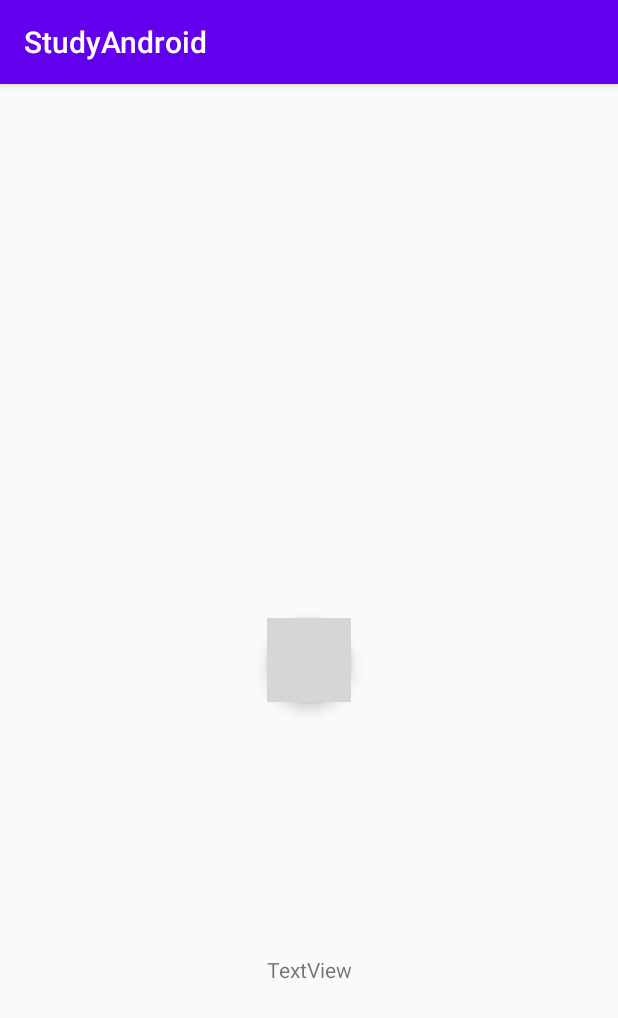
After one commit to Dokyeongyun/AndroidStudio, an Android app: the UITest_MainActivity screen opened directly, with no data from a screen before it, on a phone screen of 412 x 824 dp. The commit adds this screen. Shown: the top 1018 px of the screen. Run offline under Robolectric (Android 15) with nearby library versions, the phone set to English and light mode, and no system bars; grey boxes are pictures that could not be loaded.

Commit message:
[ UI Test ] Espresso를 이용한 Software UI Test 수행방법

```diff
--- a/app/src/main/AndroidManifest.xml
+++ b/app/src/main/AndroidManifest.xml
@@ -14,7 +14,8 @@
         android:roundIcon="@mipmap/ic_launcher_round"
         android:supportsRtl="true"
         android:theme="@style/AppTheme">
-        <activity android:name=".No10_UnitTest.BmiCalculator.BmiCalculator_MainActivity"></activity>
+        <activity android:name=".No11_UITest.UITest_MainActivity"></activity>
+        <activity android:name=".No10_UnitTest.BmiCalculator.BmiCalculator_MainActivity" />
         <activity android:name=".No10_UnitTest.LocalUnitTest.LocalUnitTest_MainActivity" />
         <activity android:name=".No9_Gradle.Gradle_MainActivity" />
         <activity android:name=".no8_mvp_mvvm.DataBinding_MainActivity" />
--- /dev/null
+++ b/app/src/main/java/com/example/studyandroid/No11_UITest/UITest_MainActivity.java
@@ -0,0 +1,65 @@
+package com.example.studyandroid.No11_UITest;
+
+import androidx.appcompat.app.AppCompatActivity;
+
+import android.os.Bundle;
+import android.view.View;
+import android.widget.TextView;
+
+import com.example.studyandroid.R;
+import com.google.android.material.floatingactionbutton.FloatingActionButton;
+
+/**
+ * [ UI Test ]
+ * : Unit Test 보다 한 단계 큰 범위의 테스트. Unit Test 에서 테스트를 수행한 모듈들을 통합한 후 테스트하는 것
+ * 실제 앱을 수동으로 조작하는 것을 자동화하여 실행할 수 있는 형태로 만드는 테스트방법
+ * <p>
+ * * Unit Test 와 UI Test 의 특징
+ * 1. 실행환경 : 로컬 PC의 JVM vs 안드로이드 디바이스
+ * 2. 실행속도 : 빠름 vs 느림
+ * 3. 안드로이드 플랫폼에 의존한 테스트 : 불가 vs 가능
+ * ---------------------------------------------------------------------------------------------
+ */
+/**
+ * [ UI Test _ 테스트방법 ]
+ *
+ *   1. Espresso Framework 사용환경 준비
+ *      * Espresso (Android 2.2 (API 8) 이상부터 사용가능)
+ *     - build.gradle(app) 파일 내 의존관계 설정
+ *   2. 클랙스 및 메소드 작성
+ *   3. androidTest 폴더 내에 테스트 클래스 및 메소드 작성
+ *   4. 테스트내용 포함된 패키지 우클릭 후 테스트 수행
+ */
+
+/**
+ * [ UI Test _ Espresso ]
+ *
+ *   - 에스프레소에 대한 자세한 내용은 구글이 제공하는 Cheat Sheet 를 확인
+ *   - 에스프레소에서 주로 사용되는 4가지 메소드가 소개되어 있음
+ *      1. Espresso.onView
+ *      2. Espresso.onData
+ *      3. Intents.intended
+ *      4. Intents.intending
+ */
+
+public class UITest_MainActivity extends AppCompatActivity {
+
+    public static final String DONE_MESSAGE = "FAB를 클릭했습니다";
+
+
+    @Override
+    protected void onCreate(Bundle savedInstanceState) {
+        super.onCreate(savedInstanceState);
+        setContentView(R.layout.activity_ui_test__main);
+        final TextView textView = findViewById(R.id.text2);
+
+        FloatingActionButton fab = findViewById(R.id.fab2);
+        fab.setOnClickListener(new View.OnClickListener() {
+            @Override
+            public void onClick(View view) {
+                textView.setText(DONE_MESSAGE);
+            }
+        });
+
+    }
+}
--- a/app/src/main/java/com/example/studyandroid/StartActivity.java
+++ b/app/src/main/java/com/example/studyandroid/StartActivity.java
@@ -9,6 +9,7 @@ import android.view.View;
 
 import com.example.studyandroid.No10_UnitTest.BmiCalculator.BmiCalculator_MainActivity;
 import com.example.studyandroid.No10_UnitTest.LocalUnitTest.LocalUnitTest_MainActivity;
+import com.example.studyandroid.No11_UITest.UITest_MainActivity;
 import com.example.studyandroid.No1_Activity.ConfigChanged;
 import com.example.studyandroid.No2_ViewAndLayout.CompositeCustomView;
 import com.example.studyandroid.No3_Fragment.DynamicFragment.Fragment_DynamicUsing;
@@ -117,6 +118,10 @@ public class StartActivity extends AppCompatActivity {
                 intent = new Intent(this, BmiCalculator_MainActivity.class);
                 startActivity(intent);
                 break;
+            case R.id.no11_UiTest:
+                intent = new Intent(this, UITest_MainActivity.class);
+                startActivity(intent);
+                break;
         }
     }
 }
--- /dev/null
+++ b/app/src/main/res/layout/activity_ui_test__main.xml
@@ -0,0 +1,29 @@
+<?xml version="1.0" encoding="utf-8"?>
+<androidx.constraintlayout.widget.ConstraintLayout xmlns:android="http://schemas.android.com/apk/res/android"
+    xmlns:app="http://schemas.android.com/apk/res-auto"
+    xmlns:tools="http://schemas.android.com/tools"
+    android:layout_width="match_parent"
+    android:layout_height="match_parent"
+    tools:context="com.example.studyandroid.No11_UITest.UITest_MainActivity">
+
+    <com.google.android.material.floatingactionbutton.FloatingActionButton
+        android:id="@+id/fab2"
+        android:layout_width="wrap_content"
+        android:layout_height="wrap_content"
+        android:clickable="true"
+        app:layout_constraintBottom_toBottomOf="parent"
+        app:layout_constraintEnd_toEndOf="parent"
+        app:layout_constraintStart_toStartOf="parent"
+        app:layout_constraintTop_toTopOf="parent"
+        app:srcCompat="@drawable/star" />
+
+    <TextView
+        android:id="@+id/text2"
+        android:layout_width="wrap_content"
+        android:layout_height="wrap_content"
+        android:text="TextView"
+        app:layout_constraintBottom_toBottomOf="parent"
+        app:layout_constraintEnd_toEndOf="parent"
+        app:layout_constraintStart_toStartOf="parent"
+        app:layout_constraintTop_toBottomOf="@+id/fab2" />
+</androidx.constraintlayout.widget.ConstraintLayout>
```
Also changed, not shown: app/build.gradle (+17 -2 lines), app/src/main/java/com/example/studyandroid/No10_UnitTest/LocalUnitTest/LocalUnitTest_MainActivity.java (+14 -6 lines), app/src/main/res/layout/activity_start.xml (+25 -1 lines), 2 other files.
